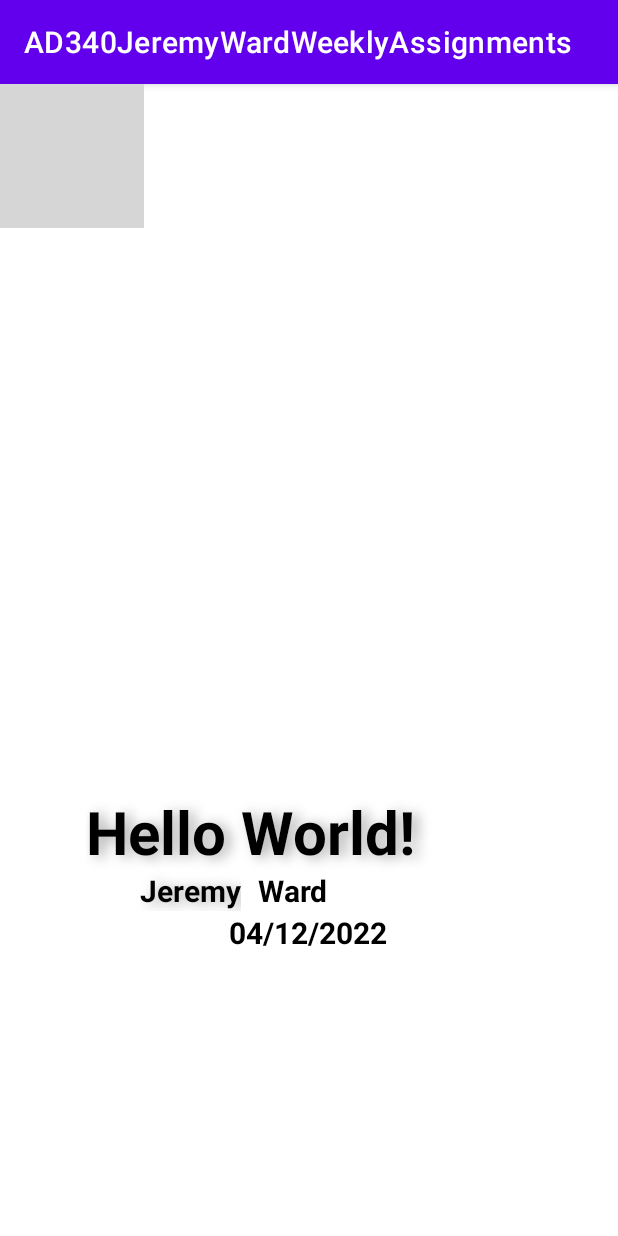
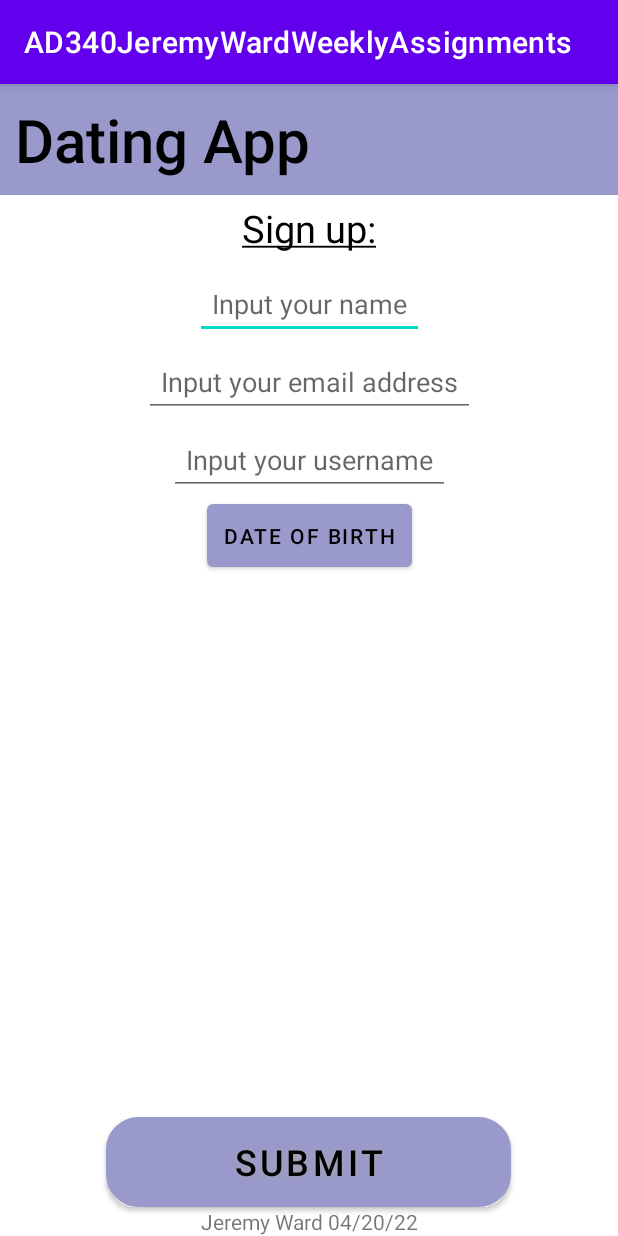
Before and after one commit to Exochos/AD340JeremyWardWeeklyAssignments, an Android app: the screen it shows after launch (MainActivity), on a phone screen of 412 x 824 dp. Run offline under Robolectric (Android 15) with nearby library versions, the phone set to English and light mode, and no system bars; 1 statement that could not run was skipped; grey boxes are pictures that could not be loaded.

Commit message:
Updated for Circle

```diff
--- a/app/build.gradle
+++ b/app/build.gradle
@@ -1,5 +1,6 @@
 plugins {
     id 'com.android.application'
+    id 'com.google.gms.google-services'
 }
 
 android {
@@ -7,7 +8,7 @@ android {
 
     defaultConfig {
         applicationId "com.example.ad340jeremywardweeklyassignments"
-        minSdk 31
+        minSdk 29
         targetSdk 32
         versionCode 1
         versionName "1.0"
@@ -32,7 +33,9 @@ dependencies {
     implementation 'androidx.appcompat:appcompat:1.3.0'
     implementation 'com.google.android.material:material:1.4.0'
     implementation 'androidx.constraintlayout:constraintlayout:2.0.4'
+    implementation 'com.google.firebase:firebase-bom:29.3.1'
     testImplementation 'junit:junit:4.13.2'
     androidTestImplementation 'androidx.test.ext:junit:1.1.3'
     androidTestImplementation 'androidx.test.espresso:espresso-core:3.4.0'
+    implementation 'com.google.firebase:firebase-analytics'
 }
--- a/app/src/main/AndroidManifest.xml
+++ b/app/src/main/AndroidManifest.xml
@@ -18,6 +18,8 @@
                 <category android:name="android.intent.category.LAUNCHER" />
             </intent-filter>
         </activity>
+        <activity android:name="com.example.ad340jeremywardweeklyassignments.SecondActivity" />
     </application>
-
+    <uses-permission android:name="android.permission.INTERNET" />
+    <uses-permission android:name="android.permission.WRITE_EXTERNAL_STORAGE"/>
 </manifest>
--- /dev/null
+++ b/app/src/main/java/com/example/ad340jeremywardweeklyassignments/Constants.java
@@ -0,0 +1,9 @@
+package com.example.ad340jeremywardweeklyassignments;
+
+public class Constants {
+    public static final String USERNAME_KEY = "username";
+    public static final String AGE_KEY = "age";
+    public static final String OCCUPATION_KEY = "occupation";
+    public static final String DESCRIPTION_KEY = "description";
+    public static final String SELECTED_DOB = "selectedDob";
+}
--- a/app/src/main/java/com/example/ad340jeremywardweeklyassignments/MainActivity.java
+++ b/app/src/main/java/com/example/ad340jeremywardweeklyassignments/MainActivity.java
@@ -2,13 +2,34 @@ package com.example.ad340jeremywardweeklyassignments;
 
 import androidx.appcompat.app.AppCompatActivity;
 
+import android.content.Intent;
 import android.os.Bundle;
+import android.view.View;
+import android.widget.EditText;
+import android.widget.TextView;
 
 public class MainActivity extends AppCompatActivity {
+
+    private EditText nameField = (EditText) findViewById(R.id.name);
+    private EditText emailAddressField;
+    private EditText usernameField;
+    private EditText descriptionField;
+    private EditText occupationField;
+    private TextView dobTextView;
+    private int dobYear = 0;
+    private int dobMonth = 0;
+    private int dobDay = 0;
 
     @Override
     protected void onCreate(Bundle savedInstanceState) {
         super.onCreate(savedInstanceState);
         setContentView(R.layout.activity_main);
     }
+
+    public void goToNextActivity(View view) {
+        Intent intent = new Intent();
+        intent.putExtra(Constant.KEY_NAME, "Test Value");
+        intent.putExtra(String.valueOf(nameField), "New Name");
+        startActivity(intent);
+    }
 }
--- /dev/null
+++ b/app/src/main/java/com/example/ad340jeremywardweeklyassignments/SecondActivity.java
@@ -0,0 +1,6 @@
+package com.example.ad340jeremywardweeklyassignments;
+
+import android.app.Activity;
+
+public class SecondActivity extends Activity {
+}
--- /dev/null
+++ b/app/src/main/res/drawable/buttonshape.xml
@@ -0,0 +1,21 @@
+<?xml version="1.0" encoding="utf-8"?>
+<shape xmlns:android="http://schemas.android.com/apk/res/android" android:shape="rectangle" >
+    <solid android:color="#90EE90"/>
+    <corners
+        android:radius="20dp"
+        />
+    <padding
+        android:left="0dp"
+        android:top="0dp"
+        android:right="0dp"
+        android:bottom="0dp"
+        />
+    <size
+        android:width="270dp"
+        android:height="60dp"
+        />
+    <stroke
+        android:width="3dp"
+        android:color="#878787"
+        />
+</shape>
--- a/app/src/main/res/layout/activity_main.xml
+++ b/app/src/main/res/layout/activity_main.xml
@@ -6,89 +6,116 @@
     android:layout_height="match_parent"
     tools:context=".MainActivity">
 
-
-    <ImageView
+    <EditText
+        android:id="@+id/name"
         android:layout_width="wrap_content"
         android:layout_height="wrap_content"
-        android:layout_below="@+id/helloworld"
-        android:src="@drawable/joy"
-        android:alpha=".55"
-        tools:layout_editor_absoluteX="0dp"
-        tools:layout_editor_absoluteY="0dp"
-        tools:ignore="MissingConstraints" />
+        android:hint="@string/name"
+        app:layout_constraintTop_toBottomOf="@id/signup"
+        app:layout_constraintEnd_toEndOf="@id/signup"
+        app:layout_constraintStart_toStartOf="@id/signup"
+        android:layout_marginTop="2pt"
+        android:padding="5pt" />
+
+    <EditText
+        android:id="@+id/email"
+        android:layout_width="wrap_content"
+        android:layout_height="wrap_content"
+        android:hint="@string/emailL"
+        app:layout_constraintTop_toBottomOf="@id/name"
+        app:layout_constraintEnd_toEndOf="@id/signup"
+        app:layout_constraintStart_toStartOf="@id/signup"
+        android:layout_marginTop="2pt"
+        android:padding="5pt" />
+
+    <EditText
+        android:id="@+id/username"
+        android:layout_width="wrap_content"
+        android:layout_height="wrap_content"
+        android:hint="@string/username"
+        app:layout_constraintTop_toBottomOf="@id/email"
+        app:layout_constraintEnd_toEndOf="@id/signup"
+        app:layout_constraintStart_toStartOf="@id/signup"
+        android:layout_marginTop="2pt"
+        android:padding="5pt" />
+    <Button
+        android:layout_width="wrap_content"
+        android:layout_height="wrap_content"
+        android:text="@string/pickTime"
+        android:onClick="showTimePickerDialog"
+        app:layout_constraintTop_toBottomOf="@id/username"
+        app:layout_constraintEnd_toEndOf="@id/signup"
+        app:layout_constraintStart_toStartOf="@id/signup"
+        app:backgroundTint="#99c"
+        android:textColor="@android:color/black"
+        android:padding="5pt"
+        />
+
 
     <TextView
-        android:id="@+id/helloworld"
-        android:layout_width="244dp"
-        android:layout_height="119dp"
-        android:text="@string/hello_world"
+        android:layout_width="0dp"
+        android:layout_height="wrap_content"
+        android:id="@+id/personal"
+        android:text="@string/formLabel"
+        app:layout_constraintTop_toTopOf="parent"
+        app:layout_constraintEnd_toEndOf="parent"
+        app:layout_constraintStart_toStartOf="parent"
+        android:padding="10dp"
         android:textSize="40sp"
-        android:textStyle="bold"
-        android:textColor="@color/black"
-        android:shadowColor = "#aaa"
-        android:shadowDx = "6"
-        android:shadowDy = "2"
-        android:shadowRadius = "10"
-        app:layout_constraintBottom_toBottomOf="parent"
-        app:layout_constraintHorizontal_bias="0.341"
-        app:layout_constraintLeft_toLeftOf="parent"
-        app:layout_constraintRight_toRightOf="parent"
-        app:layout_constraintTop_toTopOf="parent"
-        app:layout_constraintVertical_bias="0.727" />
+        android:textColor="@android:color/black"
+        android:FontWeight="700"
+        android:background="#99c"
+        android:fontFamily="sans-serif-medium"
+    />
 
-    <TextView
-        android:id="@+id/first_name"
-        android:layout_width="wrap_content"
-        android:layout_height="wrap_content"
-        android:text="@string/first_name"
-        android:textColor="@color/black"
-        android:textSize="20sp"
-        android:textStyle="bold"
-        android:shadowColor = "#aaa"
-        android:shadowDx = "6"
-        android:shadowDy = "2"
-        android:shadowRadius = "10"
-        app:layout_constraintBottom_toBottomOf="parent"
-        app:layout_constraintHorizontal_bias="0.271"
-        app:layout_constraintLeft_toLeftOf="parent"
-        app:layout_constraintRight_toRightOf="parent"
-        app:layout_constraintTop_toTopOf="@+id/helloworld"
-        app:layout_constraintVertical_bias="0.196" />
 
     <TextView
         android:layout_width="wrap_content"
         android:layout_height="wrap_content"
-        android:text="@string/last_name"
-        android:textColor="@color/black"
-        android:textSize="20sp"
-        android:textStyle="bold"
-        android:shadowColor = "#fff"
-        android:shadowDx = "6"
-        android:shadowDy = "2"
-        android:shadowRadius = "10"
+        android:id="@+id/FormLabel"
+        android:text="@string/personal"
         app:layout_constraintBottom_toBottomOf="parent"
-        app:layout_constraintHorizontal_bias="0.29"
-        app:layout_constraintLeft_toLeftOf="@+id/first_name"
-        app:layout_constraintRight_toRightOf="parent"
-        app:layout_constraintTop_toTopOf="@+id/helloworld"
-        app:layout_constraintVertical_bias="0.196" />
+        app:layout_constraintEnd_toEndOf="parent"
+        app:layout_constraintStart_toStartOf="parent"
+        android:layout_gravity="center"
+        android:gravity="center_horizontal"
+    />
 
     <TextView
         android:layout_width="wrap_content"
         android:layout_height="wrap_content"
-        android:text="@string/date"
-        android:textColor="@color/black"
-        android:textSize="20sp"
-        android:textStyle="bold"
-        android:shadowColor = "#fff"
-        android:shadowDx = "6"
-        android:shadowDy = "2"
-        android:shadowRadius = "10"
-        app:layout_constraintBottom_toBottomOf="parent"
-        app:layout_constraintHorizontal_bias="0.279"
-        app:layout_constraintLeft_toLeftOf="@+id/first_name"
-        app:layout_constraintRight_toRightOf="parent"
-        app:layout_constraintTop_toTopOf="@+id/first_name"
-        app:layout_constraintVertical_bias="0.129" />
+        android:id="@+id/signup"
+        android:text="@string/signupLabel"
+        app:layout_constraintTop_toBottomOf="@id/personal"
+        app:layout_constraintEnd_toEndOf="parent"
+        app:layout_constraintStart_toStartOf="@id/personal"
+        android:layout_gravity="center"
+        android:gravity="center_horizontal"
+        android:padding="2pt"
+        android:textSize="25sp"
+        android:textColor="@android:color/black"
+    />
+
+    <Button
+        android:id="@+id/goToAnotherActivity"
+        android:layout_width="wrap_content"
+        android:layout_height="wrap_content"
+        android:background="@drawable/buttonshape"
+        android:backgroundTint="@android:color/holo_green_light"
+        android:onClick="goToNextActivity"
+        android:paddingStart="10dp"
+        android:paddingEnd="10dp"
+        android:shadowColor="#A8A8A8"
+        android:shadowDx="0"
+        android:shadowDy="0"
+        android:shadowRadius="5"
+        android:text="@string/button1"
+        android:textColor="#000000"
+        android:textSize="24sp"
+        app:backgroundTint="#99c"
+        app:layout_constraintBottom_toTopOf="@id/FormLabel"
+        app:layout_constraintEnd_toEndOf="parent"
+        app:layout_constraintHorizontal_bias="0.498"
+        app:layout_constraintStart_toStartOf="parent" />
 
 </androidx.constraintlayout.widget.ConstraintLayout>
--- a/app/src/main/res/values/strings.xml
+++ b/app/src/main/res/values/strings.xml
@@ -1,7 +1,11 @@
 <resources>
     <string name="app_name">AD340JeremyWardWeeklyAssignments</string>
-    <string name="hello_world">Hello World!</string>
-    <string name="last_name">Ward</string>
-    <string name="first_name">Jeremy</string>
-    <string name="date">04/12/2022</string>
+    <string name="personal">Jeremy Ward 04/20/22</string>
+    <string name="button1">Submit</string>
+    <string name="formLabel">Dating App</string>
+    <string name="signupLabel"><u>Sign up:</u></string>
+    <string name="pickTime">Date of Birth</string>
+    <string name="name">Input your name</string>
+    <string name="emailL">Input your email address </string>
+    <string name="username">Input your username</string>
 </resources>
--- a/build.gradle
+++ b/build.gradle
@@ -1,7 +1,18 @@
 // Top-level build file where you can add configuration options common to all sub-projects/modules.
+buildscript {
+    repositories {
+        google()
+    }
+
+    dependencies {
+        classpath 'com.google.gms:google-services:4.3.10'
+    }
+}
 plugins {
     id 'com.android.application' version '7.1.2' apply false
     id 'com.android.library' version '7.1.2' apply false
+    id 'com.google.gms.google-services' version "4.3.10" apply false
+
 }
 
 task clean(type: Delete) {
```
Also changed, not shown: 2 other files.
